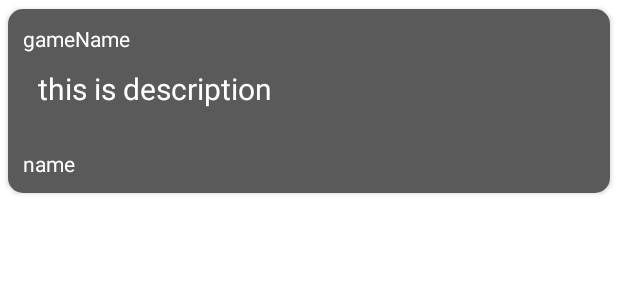
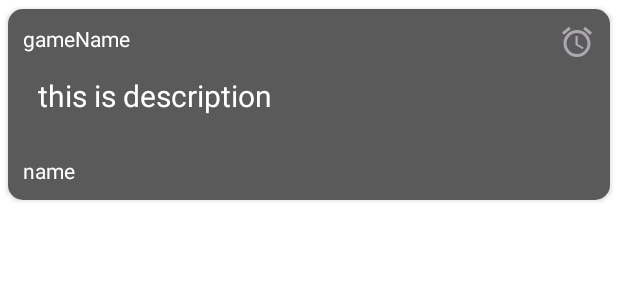
Before and after one commit to CohenDudi/FinalProjectGameBook, an Android app: the layout home_looking_for_game_card.xml on its own in the app's theme, with its tools: preview values and no code run, on a phone screen of 412 x 824 dp. Shown: the top 300 px of the screen. Run offline under Robolectric (Android 15) with nearby library versions, the phone set to English and light mode, and no system bars.

Commit message:
v0.99 almost final

```diff
--- a/app/src/main/AndroidManifest.xml
+++ b/app/src/main/AndroidManifest.xml
@@ -24,6 +24,8 @@
                 <category android:name="android.intent.category.LAUNCHER" />
             </intent-filter>
         </activity>
+        <receiver android:name=".model.AlertReceiver" />
+
         <service
             android:name=".model.MyFirebaseMessagingService"
             android:exported="false">
--- a/app/src/main/java/com/example/finalprojectgamebook/model/RoleAdapter.java
+++ b/app/src/main/java/com/example/finalprojectgamebook/model/RoleAdapter.java
@@ -138,11 +138,11 @@ public class RoleAdapter extends RecyclerView.Adapter<RoleAdapter.RoleViewHolder
 
 
         if(flag == 1){
-            roleListAdapter adapter = new roleListAdapter(role.getUsers(),originalPoster);
+            RoleListAdapter adapter = new RoleListAdapter(role.getUsers(),originalPoster);
             holder.recyclerView.setLayoutManager(new LinearLayoutManager(context));
             holder.recyclerView.setHasFixedSize(true);
             holder.recyclerView.setAdapter(adapter);
-            adapter.setListener(new roleListAdapter.roleListListener() {
+            adapter.setListener(new RoleListAdapter.roleListListener() {
                 int tempPos = position;
                 @Override
                 public void onRoleListClicked(int position, View view) {
--- a/app/src/main/java/com/example/finalprojectgamebook/views/AddFragment.java
+++ b/app/src/main/java/com/example/finalprojectgamebook/views/AddFragment.java
@@ -14,6 +14,7 @@ import androidx.activity.result.contract.ActivityResultContracts;
 import androidx.annotation.NonNull;
 import androidx.fragment.app.Fragment;
 import androidx.lifecycle.ViewModelProvider;
+import androidx.navigation.Navigation;
 
 import android.provider.MediaStore;
 import android.util.Base64;
@@ -80,7 +81,8 @@ public class AddFragment extends Fragment {
                 switch (validateSection){
                     case 0:
                         addViewModel.addNewSection(section);
-                        Snackbar.make(root ,section.getName() + R.string.Created , Snackbar.LENGTH_SHORT).show();
+                        Snackbar.make(root ,section.getName() + getText(R.string.Created) , Snackbar.LENGTH_SHORT).show();
+                        Navigation.findNavController(v).navigate(R.id.action_navigation_add_to_navigation_games);
                         break;
                     case 1:
                         Snackbar.make(root , R.string.Name_Already_Exist, Snackbar.LENGTH_SHORT).show();
--- a/app/src/main/java/com/example/finalprojectgamebook/views/FavoriteFragment.java
+++ b/app/src/main/java/com/example/finalprojectgamebook/views/FavoriteFragment.java
@@ -70,6 +70,11 @@ public class FavoriteFragment extends Fragment {
             public void onLeaderClicked(int position, View view) {
 
             }
+
+            @Override
+            public void onTimeClicked(int position, View view) {
+
+            }
         });
         updatePosts();
         return root;
--- a/app/src/main/java/com/example/finalprojectgamebook/views/FeedFragment.java
+++ b/app/src/main/java/com/example/finalprojectgamebook/views/FeedFragment.java
@@ -82,6 +82,11 @@ public class FeedFragment extends Fragment {
             public void onLeaderClicked(int position, View view) {
 
             }
+
+            @Override
+            public void onTimeClicked(int position, View view) {
+
+            }
         });
         updatePosts();
     }
--- a/app/src/main/java/com/example/finalprojectgamebook/views/MainActivity.java
+++ b/app/src/main/java/com/example/finalprojectgamebook/views/MainActivity.java
@@ -152,8 +152,10 @@ public class MainActivity extends AppCompatActivity {
                                     fireBase.getFirebaseAuth().sendPasswordResetEmail(usernameEt.getText().toString()).addOnCompleteListener(new OnCompleteListener<Void>() {
                                         @Override
                                         public void onComplete(@NonNull Task<Void> task) {
-                                            if (task.isSuccessful())
+                                            if (task.isSuccessful()) {
                                                 Snackbar.make(findViewById(android.R.id.content), R.string.Email_Sent, Snackbar.LENGTH_LONG).show();
+                                                alertDialog.dismiss();
+                                            }
                                             if (!task.isSuccessful())
                                                 Snackbar.make(findViewById(android.R.id.content), R.string.Invalid_Email, Snackbar.LENGTH_LONG).show();
                                         }
--- /dev/null
+++ b/app/src/main/res/drawable/alarm_off.xml
@@ -0,0 +1,5 @@
+<vector android:height="24dp" android:tint="#ADA7AF"
+    android:viewportHeight="24" android:viewportWidth="24"
+    android:width="24dp" xmlns:android="http://schemas.android.com/apk/res/android">
+    <path android:fillColor="@android:color/white" android:pathData="M12,6c3.87,0 7,3.13 7,7 0,0.84 -0.16,1.65 -0.43,2.4l1.52,1.52c0.58,-1.19 0.91,-2.51 0.91,-3.92 0,-4.97 -4.03,-9 -9,-9 -1.41,0 -2.73,0.33 -3.92,0.91L9.6,6.43C10.35,6.16 11.16,6 12,6zM22,5.72l-4.6,-3.86 -1.29,1.53 4.6,3.86L22,5.72zM2.92,2.29L1.65,3.57 2.98,4.9l-1.11,0.93 1.42,1.42 1.11,-0.94 0.8,0.8C3.83,8.69 3,10.75 3,13c0,4.97 4.02,9 9,9 2.25,0 4.31,-0.83 5.89,-2.2l2.2,2.2 1.27,-1.27L3.89,3.27l-0.97,-0.98zM16.47,18.39C15.26,19.39 13.7,20 12,20c-3.87,0 -7,-3.13 -7,-7 0,-1.7 0.61,-3.26 1.61,-4.47l9.86,9.86zM8.02,3.28L6.6,1.86l-0.86,0.71 1.42,1.42 0.86,-0.71z"/>
+</vector>
--- /dev/null
+++ b/app/src/main/res/drawable/alarm_on.xml
@@ -0,0 +1,5 @@
+<vector android:height="24dp" android:tint="#ADA7AF"
+    android:viewportHeight="24" android:viewportWidth="24"
+    android:width="24dp" xmlns:android="http://schemas.android.com/apk/res/android">
+    <path android:fillColor="@android:color/white" android:pathData="M22,5.72l-4.6,-3.86 -1.29,1.53 4.6,3.86L22,5.72zM7.88,3.39L6.6,1.86 2,5.71l1.29,1.53 4.59,-3.85zM12.5,8L11,8v6l4.75,2.85 0.75,-1.23 -4,-2.37L12.5,8zM12,4c-4.97,0 -9,4.03 -9,9s4.02,9 9,9c4.97,0 9,-4.03 9,-9s-4.03,-9 -9,-9zM12,20c-3.87,0 -7,-3.13 -7,-7s3.13,-7 7,-7 7,3.13 7,7 -3.13,7 -7,7z"/>
+</vector>
--- a/app/src/main/res/layout/home_looking_for_game_card.xml
+++ b/app/src/main/res/layout/home_looking_for_game_card.xml
@@ -17,13 +17,34 @@
         android:background="@color/gray_two"
 
         >
+        <LinearLayout
+            android:layout_width="match_parent"
+            android:layout_height="match_parent"
+            android:orientation="horizontal">
+
         <TextView
-            android:layout_width="match_parent"
+            android:layout_width="wrap_content"
             android:layout_height="match_parent"
             android:text="gameName"
             android:id="@+id/game_name_tv"
             android:textColor="@color/white"/>
-    <LinearLayout
+
+            <LinearLayout
+                android:layout_width="match_parent"
+                android:layout_height="match_parent"
+                android:orientation="horizontal"
+                android:gravity="right">
+
+                <ImageButton
+                    android:layout_width="wrap_content"
+                    android:layout_height="wrap_content"
+                    android:src="@drawable/alarm_on"
+                    android:background="@null"
+                    android:id="@+id/time_start_btn"/>
+            </LinearLayout>
+        </LinearLayout>
+
+        <LinearLayout
         android:layout_width="match_parent"
         android:layout_height="match_parent"
         android:orientation="horizontal"
--- a/app/src/main/res/values/strings.xml
+++ b/app/src/main/res/values/strings.xml
@@ -56,4 +56,7 @@
     <string name="Discover">Discover</string>
     <string name="Send_Me_An_Email">Send me an Email</string>
     <string name="Welcome">"Welcome "</string>
+    <string name="YourGroupNeedYou">Your group need you!</string>
+    <string name="TimeToCheckYourGroup">Time to check your group</string>
+
 </resources>
```
Also changed, not shown: app/src/main/java/com/example/finalprojectgamebook/model/AlertReceiver.java (added, +16 -0 lines), app/src/main/java/com/example/finalprojectgamebook/model/HomePostLookingForGame.java (+8 -1 lines), app/src/main/java/com/example/finalprojectgamebook/model/HomePostLookingForGameAdapter.java (+11 -0 lines), app/src/main/java/com/example/finalprojectgamebook/model/MyFirebaseMessagingService.java (+13 -3 lines), app/src/main/java/com/example/finalprojectgamebook/model/NotificationHelper.java (added, +55 -0 lines), app/src/main/java/com/example/finalprojectgamebook/model/RoleListAdapter.java (renamed from app/src/main/java/com/example/finalprojectgamebook/model/roleListAdapter.java, +7 -7 lines), app/src/main/java/com/example/finalprojectgamebook/model/TimePickerFragment.java (added, +51 -0 lines), app/src/main/java/com/example/finalprojectgamebook/views/PrivateChatFragment.java (+11 -0 lines), app/src/main/java/com/example/finalprojectgamebook/views/SectionHomeFragment.java (+21 -0 lines), app/src/main/res/navigation/mobile_navigation.xml (+8 -1 lines), 1 other file.
